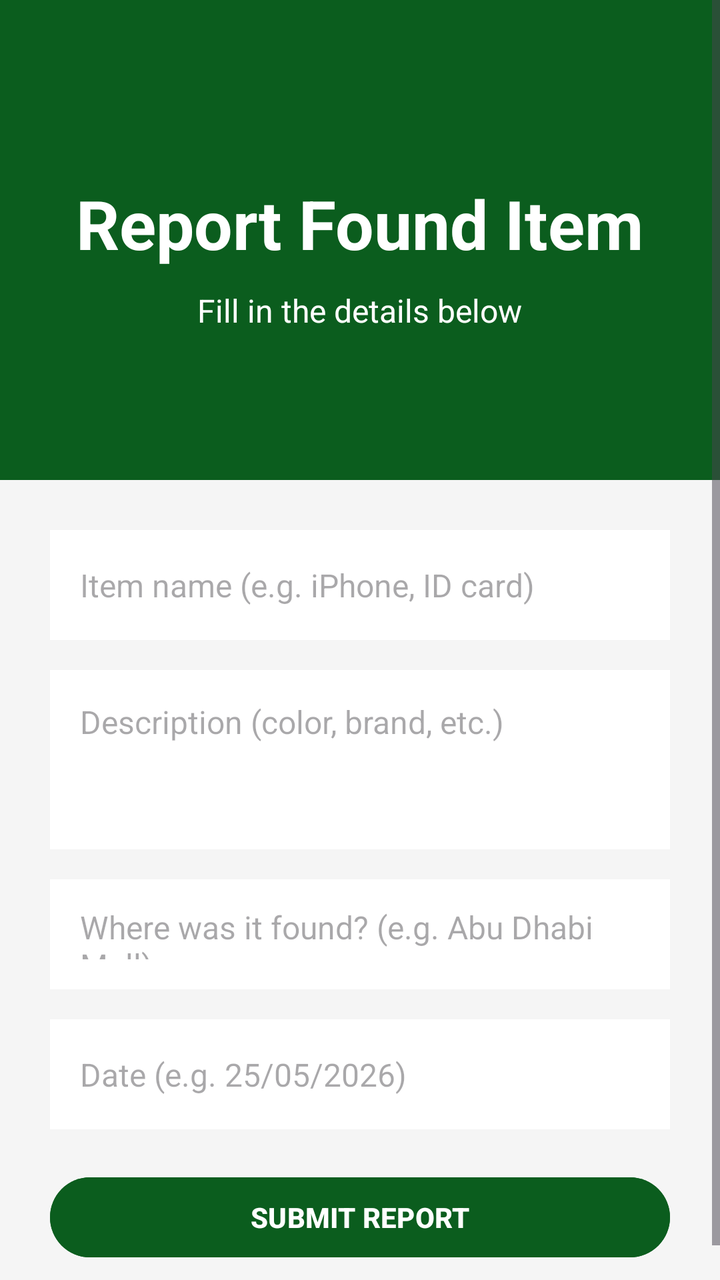
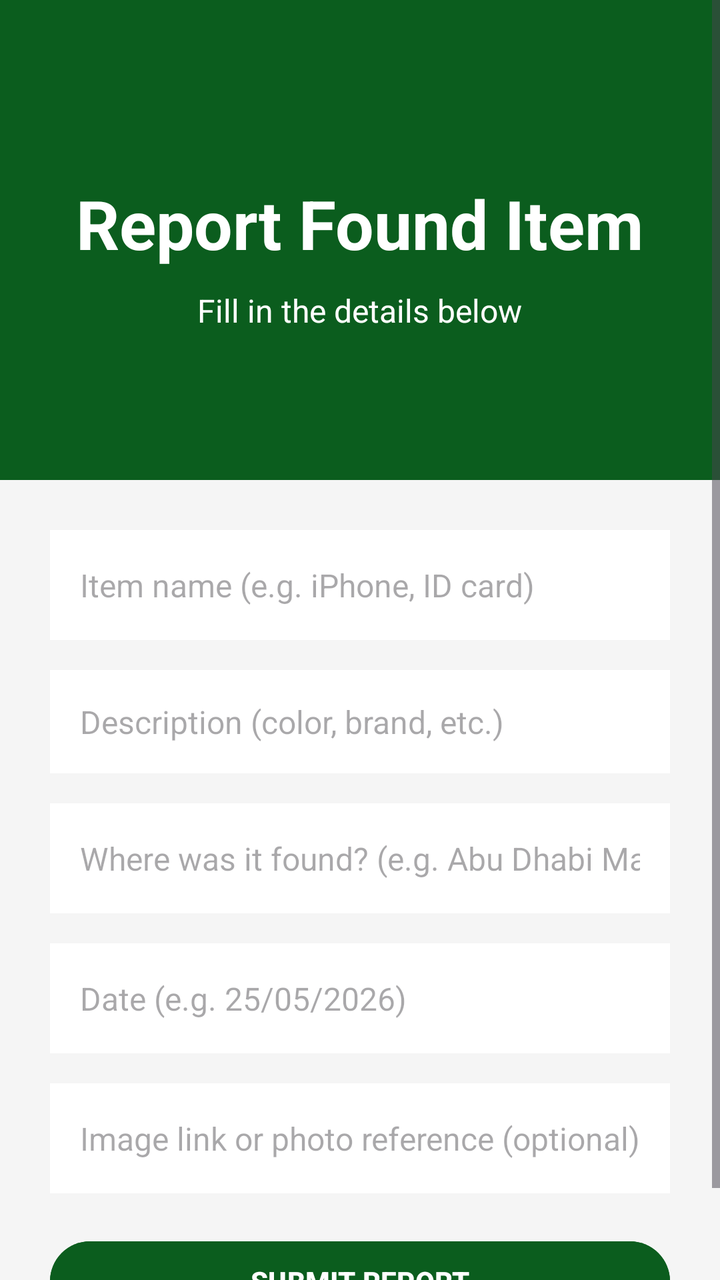

Before-and-after screenshots of an Android layout around one commit, followed by the original layout XML and the change that was made.
<!-- AndroidManifest.xml: application theme Theme.LostAndFoundUAE -->
<!-- res/layout/fragment_report_found.xml -->
<?xml version="1.0" encoding="utf-8"?>
<ScrollView xmlns:android="http://schemas.android.com/apk/res/android"
    android:layout_width="match_parent"
    android:layout_height="match_parent"
    android:background="#F5F5F5">

    <LinearLayout
        android:layout_width="match_parent"
        android:layout_height="wrap_content"
        android:orientation="vertical">

        
        <LinearLayout
            android:layout_width="match_parent"
            android:layout_height="240dp"
            android:background="#0B5D1E"
            android:gravity="center"
            android:orientation="vertical">

            <TextView
                android:layout_width="wrap_content"
                android:layout_height="wrap_content"
                android:text="Report Found Item"
                android:textColor="#FFFFFF"
                android:textSize="34sp"
                android:textStyle="bold"
                android:layout_marginTop="15dp" />

            <TextView
                android:layout_width="wrap_content"
                android:layout_height="wrap_content"
                android:text="Fill in the details below"
                android:textColor="#FFFFFF"
                android:textSize="16sp"
                android:layout_marginTop="10dp" />
        </LinearLayout>

        
        <LinearLayout
            android:layout_width="match_parent"
            android:layout_height="wrap_content"
            android:orientation="vertical"
            android:padding="25dp">

            <EditText
                android:id="@+id/input_item_name"
                android:layout_width="match_parent"
                android:layout_height="55dp"
                android:background="#FFFFFF"
                android:hint="Item name (e.g. iPhone, ID card)"
                android:padding="15dp"
                android:textSize="16sp" />

            <EditText
                android:id="@+id/input_description"
                android:layout_width="match_parent"
                android:layout_height="wrap_content"
                android:background="#FFFFFF"
                android:hint="Description (color, brand, etc.)"
                android:padding="15dp"
                android:minLines="3"
                android:gravity="top"
                android:textSize="16sp"
                android:layout_marginTop="15dp" />

            <EditText
                android:id="@+id/input_location"
                android:layout_width="match_parent"
                android:layout_height="55dp"
                android:background="#FFFFFF"
                android:hint="Where was it found? (e.g. Abu Dhabi Mall)"
                android:padding="15dp"
                android:textSize="16sp"
                android:layout_marginTop="15dp" />

            <EditText
                android:id="@+id/input_date"
                android:layout_width="match_parent"
                android:layout_height="55dp"
                android:background="#FFFFFF"
                android:hint="Date (e.g. 25/05/2026)"
                android:padding="15dp"
                android:textSize="16sp"
                android:layout_marginTop="15dp"
                android:inputType="text" />

            <Button
                android:id="@+id/btn_submit"
                android:layout_width="match_parent"
                android:layout_height="wrap_content"
                android:text="SUBMIT REPORT"
                android:textStyle="bold"
                android:textColor="#FFFFFF"
                android:backgroundTint="#0B5D1E"
                android:layout_marginTop="20dp" />

        </LinearLayout>
    </LinearLayout>
</ScrollView>
<!-- resources referenced by this layout -->
<resources>
  <style name="Theme.LostAndFoundUAE" parent="Base.Theme.LostAndFoundUAE" />
  <style name="Base.Theme.LostAndFoundUAE" parent="Theme.Material3.DayNight">
  
          
      </style>
</resources>

<!-- the commit's change to res/layout/fragment_report_found.xml (unified diff, before → after) -->
@@ -9,7 +9,6 @@
         android:layout_height="wrap_content"
         android:orientation="vertical">
 
-        
         <LinearLayout
             android:layout_width="match_parent"
             android:layout_height="240dp"
@@ -35,7 +34,6 @@
                 android:layout_marginTop="10dp" />
         </LinearLayout>
 
-        
         <LinearLayout
             android:layout_width="match_parent"
             android:layout_height="wrap_content"
@@ -49,7 +47,8 @@
                 android:background="#FFFFFF"
                 android:hint="Item name (e.g. iPhone, ID card)"
                 android:padding="15dp"
-                android:textSize="16sp" />
+                android:textSize="16sp"
+                android:inputType="text" />
 
             <EditText
                 android:id="@+id/input_description"
@@ -61,7 +60,8 @@
                 android:minLines="3"
                 android:gravity="top"
                 android:textSize="16sp"
-                android:layout_marginTop="15dp" />
+                android:layout_marginTop="15dp"
+                android:inputType="text" />
 
             <EditText
                 android:id="@+id/input_location"
@@ -71,7 +71,8 @@
                 android:hint="Where was it found? (e.g. Abu Dhabi Mall)"
                 android:padding="15dp"
                 android:textSize="16sp"
-                android:layout_marginTop="15dp" />
+                android:layout_marginTop="15dp"
+                android:inputType="text" />
 
             <EditText
                 android:id="@+id/input_date"
@@ -79,6 +80,17 @@
                 android:layout_height="55dp"
                 android:background="#FFFFFF"
                 android:hint="Date (e.g. 25/05/2026)"
+                android:padding="15dp"
+                android:textSize="16sp"
+                android:layout_marginTop="15dp"
+                android:inputType="text" />
+
+            <EditText
+                android:id="@+id/input_image_link"
+                android:layout_width="match_parent"
+                android:layout_height="55dp"
+                android:background="#FFFFFF"
+                android:hint="Image link or photo reference (optional)"
                 android:padding="15dp"
                 android:textSize="16sp"
                 android:layout_marginTop="15dp"
